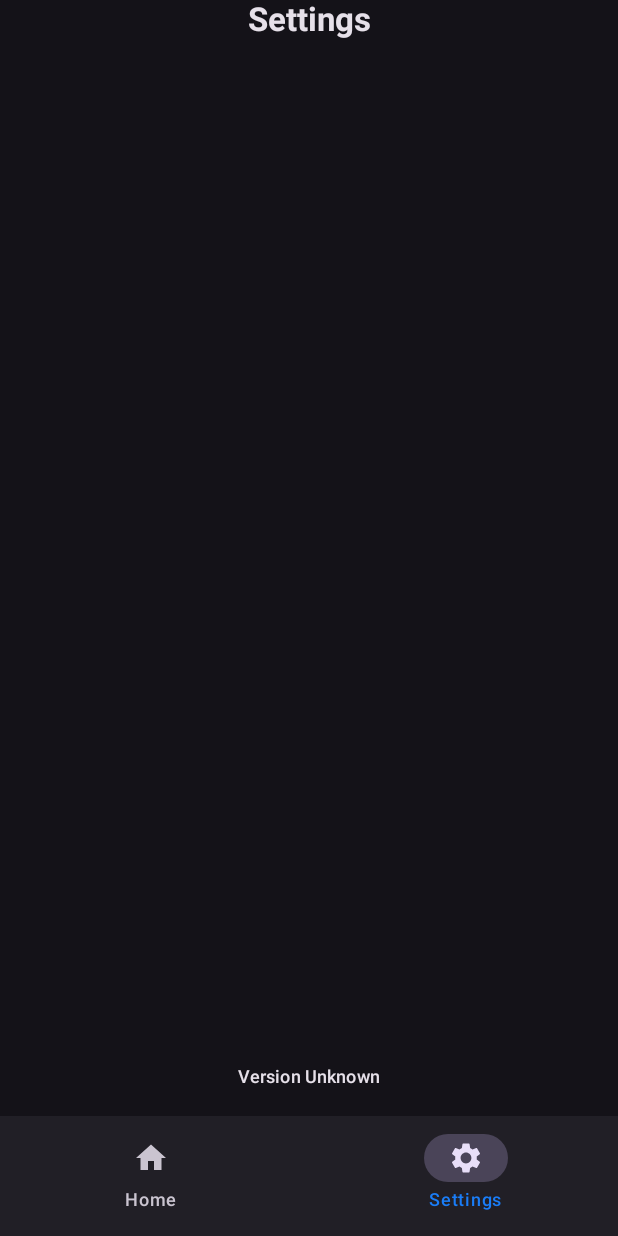
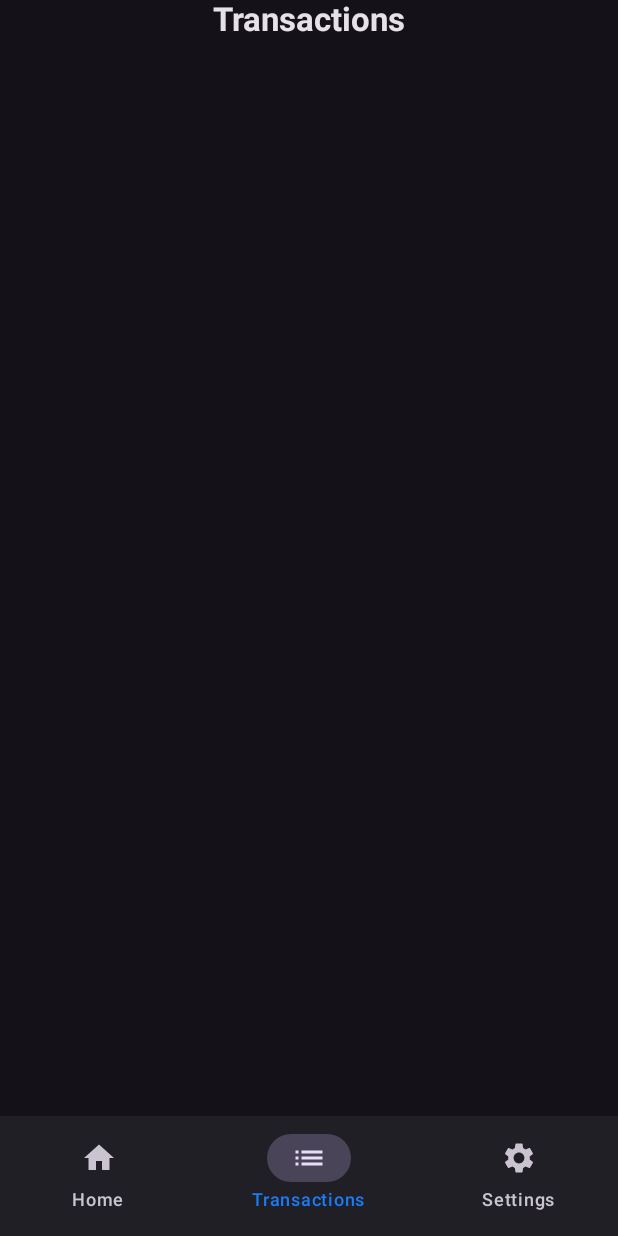
Before and after one commit to digrec/hodl, an Android app built with Jetpack Compose: the screen it shows after launch (MainActivity), item 2 of the bottom bar chosen, on a phone screen of 412 x 824 dp. Run offline under Robolectric (Android 15) with nearby library versions, the phone set to English and light mode, and no system bars; our stand-ins replace Compose Multiplatform resources, navigation suite.

Commit message:
feat: add initial Transactions screen

```diff
--- a/shared/src/commonMain/composeResources/values/strings.xml
+++ b/shared/src/commonMain/composeResources/values/strings.xml
@@ -3,4 +3,5 @@
     <string name="app_version">Version %1$s</string>
     <string name="home">Home</string>
     <string name="settings">Settings</string>
+    <string name="transactions">Transactions</string>
 </resources>
--- a/shared/src/commonMain/kotlin/com/digrec/hodl/di/KoinApp.kt
+++ b/shared/src/commonMain/kotlin/com/digrec/hodl/di/KoinApp.kt
@@ -2,6 +2,7 @@ package com.digrec.hodl.di
 
 import com.digrec.hodl.feature.home.homeModule
 import com.digrec.hodl.feature.settings.settingsModule
+import com.digrec.hodl.feature.transactions.transactionsModule
 import org.koin.core.context.startKoin
 import org.koin.dsl.KoinAppDeclaration
 import org.koin.dsl.includes
@@ -18,6 +19,7 @@ fun initKoin(config: KoinAppDeclaration? = null) {
         modules(
             appModule,
             homeModule,
+            transactionsModule,
             settingsModule,
         )
     }
--- /dev/null
+++ b/shared/src/commonMain/kotlin/com/digrec/hodl/feature/transactions/TransactionsModule.kt
@@ -0,0 +1,11 @@
+package com.digrec.hodl.feature.transactions
+
+import com.digrec.hodl.feature.transactions.ui.TransactionsViewModel
+import org.koin.dsl.module
+
+internal val transactionsModule
+    get() = module {
+        factory {
+            TransactionsViewModel()
+        }
+    }
--- /dev/null
+++ b/shared/src/commonMain/kotlin/com/digrec/hodl/feature/transactions/ui/TransactionsScreen.kt
@@ -0,0 +1,46 @@
+package com.digrec.hodl.feature.transactions.ui
+
+import androidx.compose.foundation.layout.Column
+import androidx.compose.foundation.layout.fillMaxSize
+import androidx.compose.foundation.layout.fillMaxWidth
+import androidx.compose.foundation.layout.safeContentPadding
+import androidx.compose.material3.Surface
+import androidx.compose.material3.Text
+import androidx.compose.runtime.Composable
+import androidx.compose.ui.Alignment
+import androidx.compose.ui.Modifier
+import androidx.navigation.NavHostController
+import com.digrec.hodl.ui.theme.App
+import hodl.shared.generated.resources.Res
+import hodl.shared.generated.resources.transactions
+import org.jetbrains.compose.resources.stringResource
+import org.jetbrains.compose.ui.tooling.preview.Preview
+import org.koin.compose.viewmodel.koinViewModel
+
+/**
+ * List of all portfolio transactions.
+ *
+ * Created by Dejan Igrec
+ */
+@Composable
+@Preview
+fun TransactionsScreen(
+    navHostController: NavHostController,
+    modifier: Modifier = Modifier,
+) {
+    val viewModel: TransactionsViewModel = koinViewModel()
+
+    Surface(modifier = modifier.fillMaxSize()) {
+        Column(
+            Modifier
+                .fillMaxWidth()
+                .safeContentPadding(),
+            horizontalAlignment = Alignment.CenterHorizontally,
+        ) {
+            Text(
+                text = stringResource(Res.string.transactions),
+                style = App.typographies.headline,
+            )
+        }
+    }
+}
--- /dev/null
+++ b/shared/src/commonMain/kotlin/com/digrec/hodl/feature/transactions/ui/TransactionsViewModel.kt
@@ -0,0 +1,10 @@
+package com.digrec.hodl.feature.transactions.ui
+
+import androidx.lifecycle.ViewModel
+
+/**
+ * Created by Dejan Igrec
+ */
+class TransactionsViewModel() : ViewModel() {
+
+}
--- a/shared/src/commonMain/kotlin/com/digrec/hodl/navigation/AppDestinations.kt
+++ b/shared/src/commonMain/kotlin/com/digrec/hodl/navigation/AppDestinations.kt
@@ -1,12 +1,14 @@
 package com.digrec.hodl.navigation
 
 import androidx.compose.material.icons.Icons
+import androidx.compose.material.icons.automirrored.filled.List
 import androidx.compose.material.icons.filled.Home
 import androidx.compose.material.icons.filled.Settings
 import androidx.compose.ui.graphics.vector.ImageVector
 import hodl.shared.generated.resources.Res
 import hodl.shared.generated.resources.home
 import hodl.shared.generated.resources.settings
+import hodl.shared.generated.resources.transactions
 import org.jetbrains.compose.resources.StringResource
 
 /**
@@ -20,5 +22,6 @@ enum class AppDestinations(
     val route: String,
 ) {
     HOME(Icons.Default.Home, Res.string.home, Route.Home.route),
+    TRANSACTIONS(Icons.AutoMirrored.Filled.List, Res.string.transactions, Route.Transactions.route),
     SETTINGS(Icons.Default.Settings, Res.string.settings, Route.Settings.route),
 }
--- a/shared/src/commonMain/kotlin/com/digrec/hodl/navigation/Navigation.kt
+++ b/shared/src/commonMain/kotlin/com/digrec/hodl/navigation/Navigation.kt
@@ -10,6 +10,7 @@ import androidx.navigation.compose.NavHost
 import androidx.navigation.compose.composable
 import com.digrec.hodl.feature.home.ui.HomeScreen
 import com.digrec.hodl.feature.settings.ui.SettingsScreen
+import com.digrec.hodl.feature.transactions.ui.TransactionsScreen
 
 /**
  * Implements the application's navigation graph.
@@ -36,6 +37,9 @@ fun Navigation(
         composable(route = Route.Home.route) {
             HomeScreen(navHostController = navHostController)
         }
+        composable(route = Route.Transactions.route) {
+            TransactionsScreen(navHostController = navHostController)
+        }
         composable(route = Route.Settings.route) {
             SettingsScreen(navHostController = navHostController)
         }
--- a/shared/src/commonMain/kotlin/com/digrec/hodl/navigation/Route.kt
+++ b/shared/src/commonMain/kotlin/com/digrec/hodl/navigation/Route.kt
@@ -9,5 +9,6 @@ package com.digrec.hodl.navigation
  */
 sealed class Route(val route: String) {
     data object Home : Route(route = "/home")
+    data object Transactions : Route(route = "/transactions")
     data object Settings : Route(route = "/settings")
 }
```
